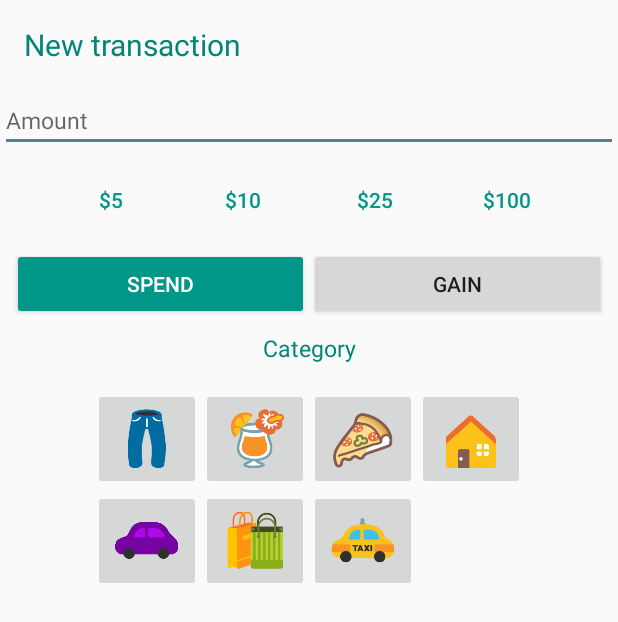
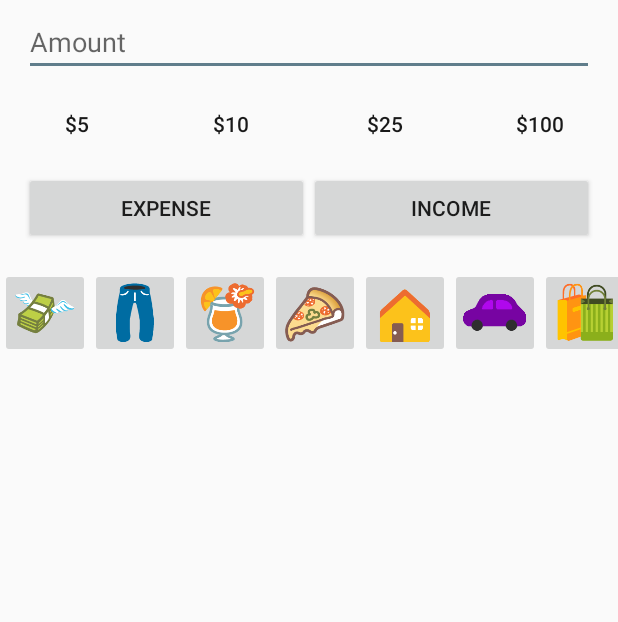
Before and after one commit to danifujii/Coute, an Android app: the layout add_transaction.xml on its own in the app's theme, with its tools: preview values and no code run, on a phone screen of 412 x 824 dp. Shown: the top 622 px of the screen. Run offline under Robolectric (Android 15) with nearby library versions, the phone set to English and light mode, and no system bars.

Commit message:
Completado el agregado de transacciones.

```diff
--- a/app/src/main/java/com/example/daniel/projectnutella/data/CategoryManager.java
+++ b/app/src/main/java/com/example/daniel/projectnutella/data/CategoryManager.java
@@ -50,6 +50,7 @@ public class CategoryManager {
     public static void insertCategoriesIntoDB(Activity act){
         DbHelper db = new DbHelper(act);
         db.getWritableDatabase();
+        db.insertCategory(cat_other);
         db.insertCategory(cat_clothes);
         db.insertCategory(cat_drinks);
         db.insertCategory(cat_food);
@@ -58,7 +59,6 @@ public class CategoryManager {
         db.insertCategory(cat_shop);
         db.insertCategory(cat_transp);
         db.insertCategory(cat_fitness);
-        db.insertCategory(cat_other);
         db.insertCategory(cat_games);
         db.insertCategory(cat_work);
         db.insertCategory(cat_study);
--- a/app/src/main/java/com/example/daniel/projectnutella/data/Transaction.java
+++ b/app/src/main/java/com/example/daniel/projectnutella/data/Transaction.java
@@ -1,4 +1,6 @@
 package com.example.daniel.projectnutella.data;
+
+import android.util.Log;
 
 /**
  * Created by Daniel on 12/7/2016.
--- a/app/src/main/res/layout/add_transaction.xml
+++ b/app/src/main/res/layout/add_transaction.xml
@@ -4,166 +4,198 @@
     android:layout_height="match_parent"
     android:orientation="vertical">
 
-
-    <TextView
-        android:layout_width="match_parent"
-        android:layout_height="wrap_content"
-        android:text="New transaction"
-        android:id="@+id/textNewTransaction"
-        android:editable="true"
-        android:enabled="false"
-        android:padding="@dimen/abc_list_item_padding_horizontal_material"
-        android:textColor="@color/accent_material_light"
-        android:textSize="20dp" />
-
     <EditText
         android:layout_width="match_parent"
         android:layout_height="wrap_content"
-        android:id="@+id/amountET"
-        android:hint="Amount"
+        android:id="@+id/amount_edit_text"
+        android:hint="@string/amount_hint"
         android:layout_gravity="center_horizontal"
         android:singleLine="true"
-        android:textSize="15dp" />
+        android:layout_marginLeft="@dimen/activity_horizontal_margin"
+        android:layout_marginRight="@dimen/activity_horizontal_margin"
+        android:layout_marginTop="5dp"
+        android:inputType="numberDecimal"
+        android:textSize="18sp" />
 
     <LinearLayout
         android:orientation="horizontal"
         android:paddingTop="8dp"
         android:paddingBottom="8dp"
         android:layout_gravity="center_horizontal"
-        android:layout_width="wrap_content"
+        android:layout_width="match_parent"
         android:layout_height="wrap_content"
-        android:gravity="center"
+        android:gravity="center_horizontal"
         android:id="@+id/layoutAmounts">
-        <Button
-            android:layout_width="wrap_content"
-            android:layout_height="wrap_content"
-            android:text="$5"
-            android:id="@+id/buttonAmoun1"
-            style="?android:attr/borderlessButtonStyle"
-            android:textColor="@color/colorPrimary"/>
 
         <Button
             android:layout_width="wrap_content"
             android:layout_height="wrap_content"
-            android:text="$10"
-            android:textColor="@color/colorPrimary"
+            android:text="@string/value_0"
+            android:layout_weight="0.26"
+            android:id="@+id/buttonAmount1"
             style="?android:attr/borderlessButtonStyle"
-            android:id="@+id/buttonAmount2" />
+            android:textColor="@color/colorBlack"
+            android:onClick="quickAddAmount"/>
 
         <Button
             android:layout_width="wrap_content"
             android:layout_height="wrap_content"
-            android:text="$25"
-            android:textColor="@color/colorPrimary"
+            android:text="@string/value_1"
+            android:layout_weight="0.26"
+            android:textColor="@color/colorBlack"
             style="?android:attr/borderlessButtonStyle"
-            android:id="@+id/buttonAmount3" />
+            android:id="@+id/buttonAmount2"
+            android:onClick="quickAddAmount"/>
 
         <Button
             android:layout_width="wrap_content"
             android:layout_height="wrap_content"
-            android:text="$100"
-            android:textColor="@color/colorPrimary"
+            android:text="@string/value_2"
+            android:layout_weight="0.26"
+            android:textColor="@color/colorBlack"
             style="?android:attr/borderlessButtonStyle"
-            android:id="@+id/buttonAmount4" />
-    </LinearLayout>
-
-    <LinearLayout
-        android:orientation="horizontal"
-        android:paddingBottom="8dp"
-        android:paddingLeft="8dp"
-        android:paddingRight="8dp"
-        android:layout_width="match_parent"
-        android:layout_height="wrap_content"
-        android:layout_gravity="center">
-
+            android:id="@+id/buttonAmount3"
+            android:onClick="quickAddAmount"/>
 
         <Button
             android:layout_width="wrap_content"
             android:layout_height="wrap_content"
-            android:text="SPEND"
-            android:textColor="@color/colorWhite"
-            android:id="@+id/spendBT"
+            android:text="@string/value_3"
             android:layout_weight="0.26"
-            android:allowUndo="false"
-            android:clickable="false"
-            android:backgroundTint="@color/colorPrimary"/>
+            android:textColor="@color/colorBlack"
+            style="?android:attr/borderlessButtonStyle"
+            android:id="@+id/buttonAmount4"
+            android:onClick="quickAddAmount"/>
 
+    </LinearLayout>
+
+    <LinearLayout
+        android:id="@+id/add_trans_layout_income"
+        android:orientation="horizontal"
+        android:paddingBottom="16dp"
+        android:paddingLeft="16dp"
+        android:paddingRight="16dp"
+        android:layout_width="match_parent"
+        android:layout_height="wrap_content"
+        android:gravity="center_horizontal">
 
         <Button
             android:layout_width="wrap_content"
             android:layout_height="wrap_content"
-            android:text="GAIN"
-            android:id="@+id/gainBT"
+            android:text="@string/expense"
+            android:id="@+id/spend_button"
             android:layout_weight="0.26"
-            android:allowUndo="false" />
-    </LinearLayout>
-
-    <TextView
-        android:layout_width="match_parent"
-        android:layout_height="wrap_content"
-        android:gravity="center"
-        android:text="Category"
-        android:id="@+id/textView"
-        android:textColor="@color/accent_material_light"
-        android:textSize="15dp" />
-
-    <GridLayout
-        android:id="@+id/cat_grid_layout"
-        android:layout_width="wrap_content"
-        android:layout_height="wrap_content"
-        android:columnCount="4"
-        android:layout_gravity="center"
-        android:paddingTop="16dp">
-
-        <ImageButton
-            android:layout_width="wrap_content"
-            android:layout_height="wrap_content"
-            android:src="@mipmap/cat_clothes"
             android:onClick="incomeClick"
             />
 
-        <ImageButton
+        <Button
             android:layout_width="wrap_content"
             android:layout_height="wrap_content"
-            android:src="@mipmap/cat_drinks"
+            android:text="@string/income"
+            android:id="@+id/gain_button"
+            android:layout_weight="0.26"
             android:onClick="incomeClick"
             />
 
+    </LinearLayout>
+
+    <HorizontalScrollView
+        android:layout_width="match_parent"
+        android:layout_height="wrap_content"
+        android:scrollbarSize="0dp">
+
+        <LinearLayout
+            android:id="@+id/add_trans_layout_cats"
+            android:layout_width="match_parent"
+            android:layout_height="wrap_content"
+            android:orientation="horizontal">
+
             <ImageButton
-            android:layout_width="wrap_content"
-            android:layout_height="wrap_content"
-            android:src="@mipmap/cat_food"
-            android:onClick="incomeClick"
+                android:layout_width="60dp"
+                android:layout_height="60dp"
+                android:src="@mipmap/cat_other"
+                android:onClick="categoryClick"
                 />
 
             <ImageButton
-            android:layout_width="wrap_content"
-            android:layout_height="wrap_content"
-            android:src="@mipmap/cat_house"
-            android:onClick="incomeClick"
+                android:layout_width="60dp"
+                android:layout_height="60dp"
+                android:src="@mipmap/cat_clothes"
+                android:onClick="categoryClick"
                 />
 
             <ImageButton
-            android:layout_width="wrap_content"
-            android:layout_height="wrap_content"
-            android:src="@mipmap/cat_car"
-            android:onClick="incomeClick"
+                android:layout_width="60dp"
+                android:layout_height="60dp"
+                android:src="@mipmap/cat_drinks"
+                android:onClick="categoryClick"
                 />
 
             <ImageButton
-            android:layout_width="wrap_content"
-            android:layout_height="wrap_content"
-            android:src="@mipmap/cat_shopping"
-            android:onClick="incomeClick"
+                android:layout_width="60dp"
+                android:layout_height="60dp"
+                android:src="@mipmap/cat_food"
+                android:onClick="categoryClick"
                 />
 
             <ImageButton
-            android:layout_width="wrap_content"
-            android:layout_height="wrap_content"
-            android:src="@mipmap/cat_transp"
-            android:onClick="incomeClick"
+                android:layout_width="60dp"
+                android:layout_height="60dp"
+                android:src="@mipmap/cat_house"
+                android:onClick="categoryClick"
                 />
 
-    </GridLayout>
+            <ImageButton
+                android:layout_width="60dp"
+                android:layout_height="60dp"
+                android:src="@mipmap/cat_car"
+                android:onClick="categoryClick"
+                />
+
+            <ImageButton
+                android:layout_width="60dp"
+                android:layout_height="60dp"
+                android:src="@mipmap/cat_shopping"
+                android:onClick="categoryClick"
+                />
+
+            <ImageButton
+                android:layout_width="60dp"
+                android:layout_height="60dp"
+                android:src="@mipmap/cat_transp"
+                android:onClick="categoryClick"
+                />
+
+            <ImageButton
+                android:layout_width="60dp"
+                android:layout_height="60dp"
+                android:src="@mipmap/cat_fitness"
+                android:onClick="categoryClick"
+                />
+
+            <ImageButton
+                android:layout_width="60dp"
+                android:layout_height="60dp"
+                android:src="@mipmap/cat_games"
+                android:onClick="categoryClick"
+                />
+
+            <ImageButton
+                android:layout_width="60dp"
+                android:layout_height="60dp"
+                android:src="@mipmap/cat_work"
+                android:onClick="categoryClick"
+                />
+
+            <ImageButton
+                android:layout_width="60dp"
+                android:layout_height="60dp"
+                android:src="@mipmap/cat_study"
+                android:onClick="categoryClick"
+                />
 
         </LinearLayout>
+
+    </HorizontalScrollView>
+
+</LinearLayout>
--- a/app/src/main/res/values/strings.xml
+++ b/app/src/main/res/values/strings.xml
@@ -2,19 +2,28 @@
     <string name="app_name">Nutella</string>
     <string name="action_settings">Settings</string>
     <string name="title_activity_pocket2">PocketActivity</string>
+
+    <!-- DIALOGS BUTTONS AND TITLES -->
     <string name="add_pocket_title">Add pocket</string>
-    <string name="add_pocket_dialog">Insert pocket\'s name:</string>
     <string name="add_pocket_hint">Pocket\'s name</string>
     <string name="add_button">Add</string>
     <string name="cancel_button">Cancel</string>
+    <string name="delete_button">Delete</string>
+    <string name="amount_hint">Amount</string>
+    <string name="next">Continue</string>
+    <string name="expense">Expense</string>
+    <string name="income">Income</string>
+
+    <!-- MESSAGES -->
+    <string name="add_pocket_dialog">Insert pocket\'s name:</string>
+    <string name="delete_dialog">Do you want to delete?</string>
     <string name="error_add_pocket">That pocket already exists</string>
-    <string name="delete_dialog">Do you want to delete?</string>
-    <string name="delete_button">Delete</string>
     <string name="welcome">Welcome</string>
     <string name="welcome_message">Please deselect the categories you won\'t need.</string>
-    <string name="next">Continue</string>
     <string name="error_add_transaction">Error</string>
     <string name="expenses">Expenses</string>
+
+    <!-- OPTIONS -->
     <string name="filter_all">All</string>
     <string name="filter_week">This week</string>
     <string name="filter_month">This month</string>
@@ -22,8 +31,12 @@
     <string name="Balance">Balance</string>
     <string name="title_activity_settings">Settings</string>
     <string name="title_all_pockets">All pockets</string>
+    <string name="value_0">$5</string>
+    <string name="value_1">$10</string>
+    <string name="value_2">$25</string>
+    <string name="value_3">$100</string>
 
-    <!-- Strings related to Settings -->
+    <!-- SETTINGS -->
     <string name="pref_title">Settings</string>
     <string name="pref_jump_pockets">Start in pocket</string>
     <string name="pref_no_jump">None</string>
```
Also changed, not shown: app/src/main/java/com/example/daniel/projectnutella/ExpensesActivity.java (+1 -14 lines), app/src/main/java/com/example/daniel/projectnutella/PocketActivity.java (+83 -25 lines), app/src/main/java/com/example/daniel/projectnutella/data/DbHelper.java (+10 -8 lines), app/src/main/res/layout/activity_welcome.xml (+8 -8 lines). Lines whose indentation alone changed are shown as unchanged.
